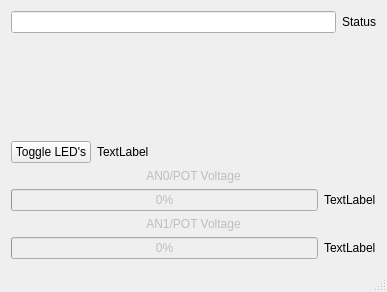
Old version of the form bbbtelemetry.ui in the repository pkRemi/BBBTelemetry.
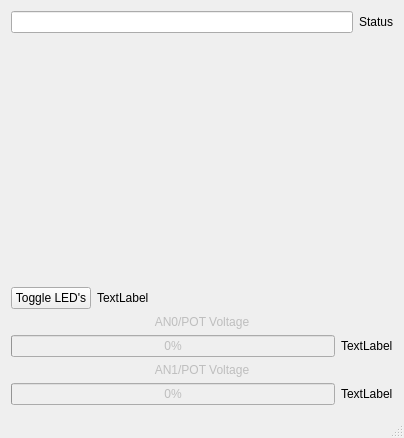
New version of the form. Custom widgets are drawn as their Qt base class.

What changed in the file:
```diff
--- a/bbbtelemetry.ui
+++ b/bbbtelemetry.ui
@@ -6,8 +6,8 @@
    <rect>
     <x>0</x>
     <y>0</y>
-    <width>387</width>
-    <height>292</height>
+    <width>404</width>
+    <height>438</height>
    </rect>
   </property>
   <property name="sizePolicy">
@@ -20,8 +20,6 @@
    <string>BBBTelemetry</string>
   </property>
   <widget class="QWidget" name="centralWidget">
-   <layout class="QVBoxLayout" name="verticalLayout_2">
-    <item>
      <layout class="QVBoxLayout" name="verticalLayout">
       <item>
        <layout class="QHBoxLayout" name="horizontalLayout_3">
@@ -42,17 +40,14 @@
        </layout>
       </item>
       <item>
-       <spacer name="verticalSpacer">
-        <property name="orientation">
-         <enum>Qt::Vertical</enum>
-        </property>
-        <property name="sizeHint" stdset="0">
-         <size>
-          <width>20</width>
-          <height>40</height>
-         </size>
-        </property>
-       </spacer>
+     <widget class="QCustomPlot" name="customPlot" native="true">
+      <property name="sizePolicy">
+       <sizepolicy hsizetype="Preferred" vsizetype="Expanding">
+        <horstretch>0</horstretch>
+        <verstretch>0</verstretch>
+       </sizepolicy>
+      </property>
+     </widget>
       </item>
       <item>
        <layout class="QHBoxLayout" name="horizontalLayout_2">
@@ -177,8 +172,6 @@
        </layout>
       </item>
      </layout>
-    </item>
-   </layout>
   </widget>
   <widget class="QMenuBar" name="menuBar">
    <property name="geometry">
@@ -193,6 +186,14 @@
   <widget class="QStatusBar" name="statusBar"/>
  </widget>
  <layoutdefault spacing="6" margin="11"/>
+ <customwidgets>
+  <customwidget>
+   <class>QCustomPlot</class>
+   <extends>QWidget</extends>
+   <header>../QCustomPlot/qcustomplot.h</header>
+   <container>1</container>
+  </customwidget>
+ </customwidgets>
  <resources/>
  <connections/>
 </ui>
```
Left out of the diff: 2 changed lines with no effect on the pictures. Lines whose indentation alone changed are shown as unchanged.
